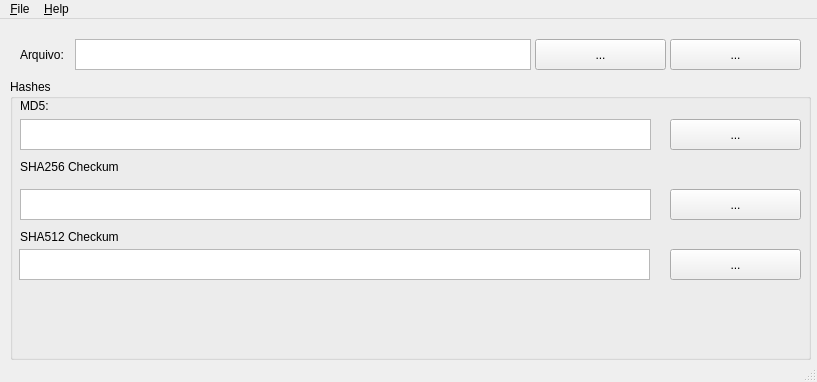
This is res/appwindow.ui in ryonagana/hashgencpp as Qt 5 draws it before an edit. The edited form follows.
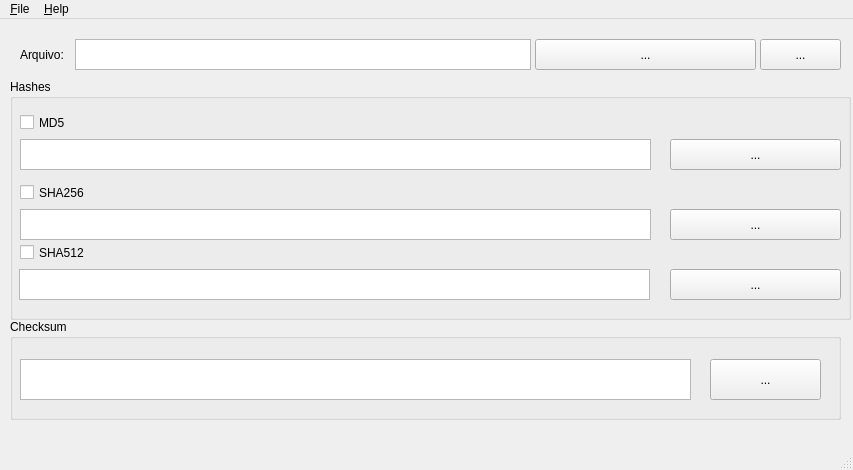
This is the edited form.

```diff
--- a/res/appwindow.ui
+++ b/res/appwindow.ui
@@ -5,13 +5,11 @@
   <property name="enabled">
    <bool>true</bool>
   </property>
-  <property name="geometry">
-   <rect>
-    <x>0</x>
-    <y>0</y>
-    <width>817</width>
-    <height>382</height>
-   </rect>
+  <property name="minimumSize">
+   <size>
+    <width>853</width>
+    <height>470</height>
+   </size>
   </property>
   <property name="windowTitle">
    <string>HashGen 0.3</string>
@@ -22,44 +20,18 @@
      <rect>
       <x>10</x>
       <y>60</y>
-      <width>801</width>
-      <height>281</height>
+      <width>841</width>
+      <height>241</height>
      </rect>
     </property>
     <property name="title">
      <string>Hashes</string>
     </property>
-    <widget class="QLabel" name="labelSHA256">
-     <property name="geometry">
-      <rect>
-       <x>10</x>
-       <y>80</y>
-       <width>111</width>
-       <height>16</height>
-      </rect>
-     </property>
-     <property name="text">
-      <string>SHA256 Checkum</string>
-     </property>
-    </widget>
-    <widget class="QLabel" name="labelSHA512">
-     <property name="geometry">
-      <rect>
-       <x>10</x>
-       <y>150</y>
-       <width>111</width>
-       <height>16</height>
-      </rect>
-     </property>
-     <property name="text">
-      <string>SHA512 Checkum</string>
-     </property>
-    </widget>
     <widget class="QPlainTextEdit" name="fieldSHA256">
      <property name="geometry">
       <rect>
        <x>10</x>
-       <y>110</y>
+       <y>130</y>
        <width>631</width>
        <height>31</height>
       </rect>
@@ -72,8 +44,8 @@
      <property name="geometry">
       <rect>
        <x>660</x>
-       <y>110</y>
-       <width>131</width>
+       <y>130</y>
+       <width>171</width>
        <height>31</height>
       </rect>
      </property>
@@ -81,25 +53,12 @@
       <string>...</string>
      </property>
     </widget>
-    <widget class="QLabel" name="labelMD5">
-     <property name="geometry">
-      <rect>
-       <x>10</x>
-       <y>20</y>
-       <width>50</width>
-       <height>13</height>
-      </rect>
-     </property>
-     <property name="text">
-      <string>MD5:</string>
-     </property>
-    </widget>
     <widget class="QToolButton" name="btClipboardSHA512">
      <property name="geometry">
       <rect>
        <x>660</x>
-       <y>170</y>
-       <width>131</width>
+       <y>190</y>
+       <width>171</width>
        <height>31</height>
       </rect>
      </property>
@@ -111,7 +70,7 @@
      <property name="geometry">
       <rect>
        <x>9</x>
-       <y>170</y>
+       <y>190</y>
        <width>631</width>
        <height>31</height>
       </rect>
@@ -124,7 +83,7 @@
      <property name="geometry">
       <rect>
        <x>10</x>
-       <y>40</y>
+       <y>60</y>
        <width>631</width>
        <height>31</height>
       </rect>
@@ -137,8 +96,8 @@
      <property name="geometry">
       <rect>
        <x>660</x>
-       <y>40</y>
-       <width>131</width>
+       <y>60</y>
+       <width>171</width>
        <height>31</height>
       </rect>
      </property>
@@ -159,13 +118,58 @@
       <string/>
      </property>
     </widget>
+    <widget class="QCheckBox" name="checkMD5">
+     <property name="enabled">
+      <bool>true</bool>
+     </property>
+     <property name="geometry">
+      <rect>
+       <x>10</x>
+       <y>30</y>
+       <width>94</width>
+       <height>27</height>
+      </rect>
+     </property>
+     <property name="text">
+      <string>MD5</string>
+     </property>
+     <property name="checked">
+      <bool>false</bool>
+     </property>
+    </widget>
+    <widget class="QCheckBox" name="checkSHA256">
+     <property name="geometry">
+      <rect>
+       <x>10</x>
+       <y>100</y>
+       <width>94</width>
+       <height>27</height>
+      </rect>
+     </property>
+     <property name="text">
+      <string>SHA256</string>
+     </property>
+    </widget>
+    <widget class="QCheckBox" name="checkSHA512">
+     <property name="geometry">
+      <rect>
+       <x>10</x>
+       <y>160</y>
+       <width>94</width>
+       <height>27</height>
+      </rect>
+     </property>
+     <property name="text">
+      <string>SHA512</string>
+     </property>
+    </widget>
    </widget>
    <widget class="QToolButton" name="btGenerate">
     <property name="geometry">
      <rect>
       <x>535</x>
       <y>20</y>
-      <width>131</width>
+      <width>221</width>
       <height>31</height>
      </rect>
     </property>
@@ -176,9 +180,9 @@
    <widget class="QToolButton" name="btClear">
     <property name="geometry">
      <rect>
-      <x>670</x>
+      <x>760</x>
       <y>20</y>
-      <width>131</width>
+      <width>81</width>
       <height>31</height>
      </rect>
     </property>
@@ -212,14 +216,50 @@
      <bool>true</bool>
     </property>
    </widget>
+   <widget class="QGroupBox" name="groupBox_2">
+    <property name="geometry">
+     <rect>
+      <x>10</x>
+      <y>300</y>
+      <width>831</width>
+      <height>101</height>
+     </rect>
+    </property>
+    <property name="title">
+     <string>Checksum  </string>
+    </property>
+    <widget class="QPlainTextEdit" name="fieldChecksum">
+     <property name="geometry">
+      <rect>
+       <x>10</x>
+       <y>40</y>
+       <width>671</width>
+       <height>41</height>
+      </rect>
+     </property>
+    </widget>
+    <widget class="QToolButton" name="btChecksum">
+     <property name="geometry">
+      <rect>
+       <x>700</x>
+       <y>40</y>
+       <width>111</width>
+       <height>41</height>
+      </rect>
+     </property>
+     <property name="text">
+      <string>...</string>
+     </property>
+    </widget>
+   </widget>
   </widget>
   <widget class="QMenuBar" name="menubar">
    <property name="geometry">
     <rect>
      <x>0</x>
      <y>0</y>
-     <width>817</width>
-     <height>18</height>
+     <width>853</width>
+     <height>26</height>
     </rect>
    </property>
    <widget class="QMenu" name="menu_File">
```
Left out of the diff: 22 changed lines with no effect on the pictures.
